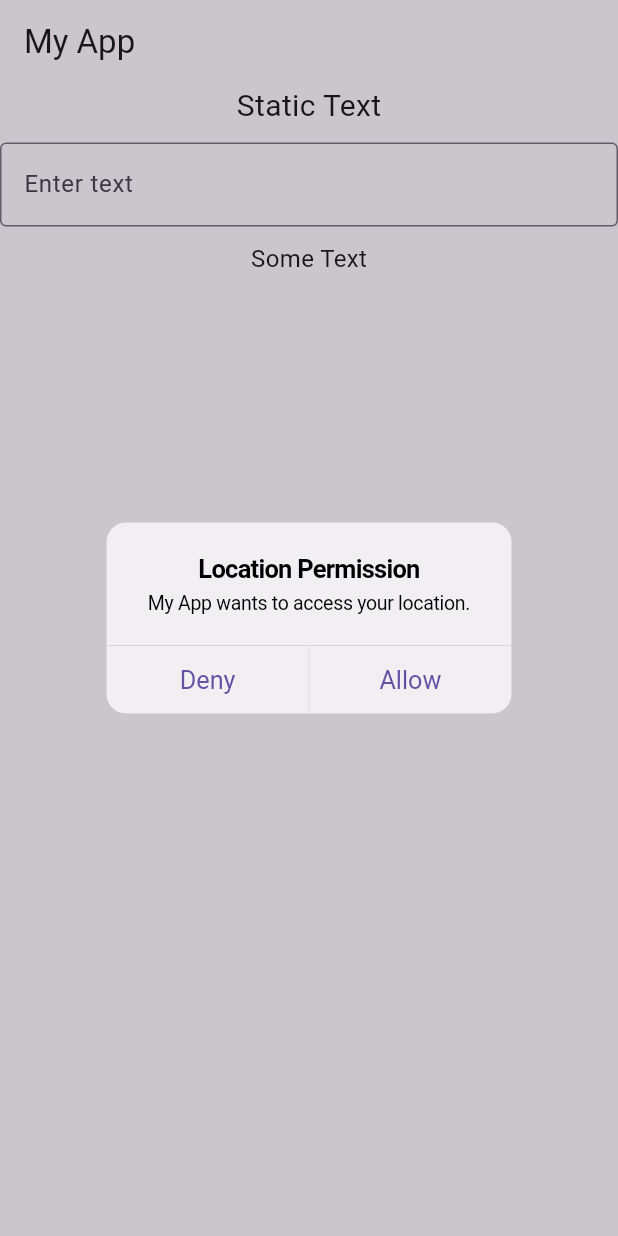
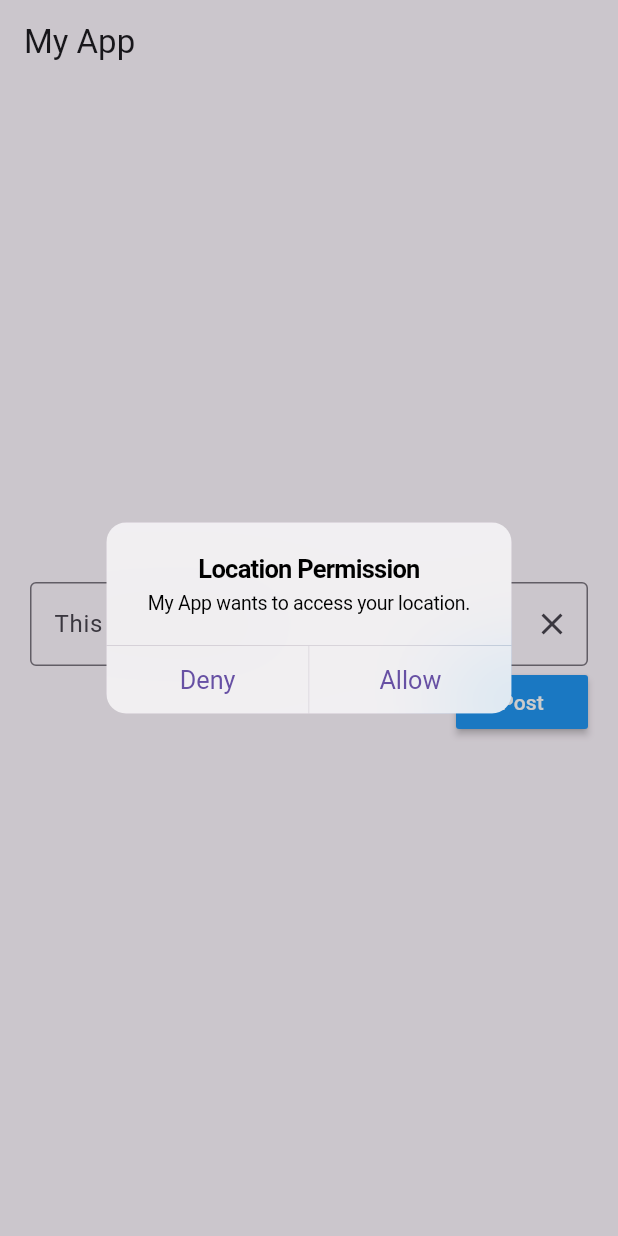
Before and after one commit to ChampionYusuf1/AthanNow, a Flutter app: the screen it shows after launch, on a phone screen of 412 x 824 dp. Run offline on Flutter 3.47's test engine with Material 3 defaults, Android fonts, the phone set to English and light mode, and no system bars; our stand-ins replace geolocator, location, shared_preferences.

Commit message:
made a text box, will reuse this widget so must make it good

```diff
--- a/athannow/athannow/lib/pages/intialpage.dart
+++ b/athannow/athannow/lib/pages/intialpage.dart
@@ -13,31 +13,44 @@ class _InitialPageState extends State<InitialPage> {
     super.initState();
     WidgetsBinding.instance.addPostFrameCallback((_) async {
       await Future.delayed(Duration(milliseconds: 500)); // Adding a delay
-      requestLocationPermissionAndLogCoordinates(context);
+      await requestLocationPermissionAndLogCoordinates(context);
     });
   }
 
+  final _textController = TextEditingController();
+
   @override
   Widget build(BuildContext context) {
-    return const Column(
+    return Scaffold(
+      body: Padding(
+        padding: const EdgeInsets.all(20.0),
+        child: Column(
+          crossAxisAlignment: CrossAxisAlignment.end,
+          mainAxisAlignment: MainAxisAlignment.center,
           children: [
-        Text(
-          'Static Text',
-          style: TextStyle(fontSize: 20),
-        ),
-        SizedBox(height: 10),
             TextField(
+              controller: _textController,
               decoration: InputDecoration(
-            hintText: 'Enter text',
-            border: OutlineInputBorder(),
+                hintText: 'This is the hint text',
+                border: const OutlineInputBorder(),
+                suffixIcon: IconButton(
+                  onPressed: () {
+                    _textController.clear();
+                  },
+                  icon: const Icon(Icons.clear),
                 ),
               ),
-        SizedBox(height: 10),
-        Text(
-          'Some Text',
-          style: TextStyle(fontSize: 16),
+            ),
+            MaterialButton(
+              onPressed: () {
+                print('Submitted text: ${_textController.text}');
+              },
+              color: Colors.blue,
+              child: const Text('Post', style: TextStyle(color: Colors.white)),
             ),
           ],
+        ),
+      ),
     );
   }
 }
```
Lines whose indentation alone changed are shown as unchanged.
